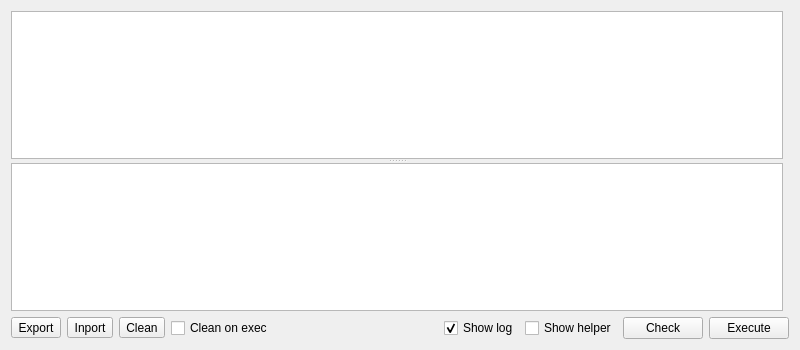
Above: interface/terminalwidget.ui from Kuszki/AVR-Monitor before the change. Below: the same form after it.
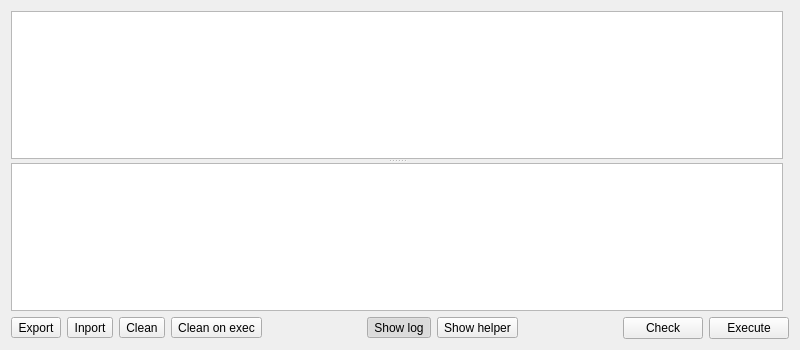
That is the form after the change. Icons and pictures are not drawn. Custom widgets are drawn as their Qt base class.

What changed in the file:
```diff
--- a/interface/terminalwidget.ui
+++ b/interface/terminalwidget.ui
@@ -15,6 +15,8 @@
   </property>
   <layout class="QGridLayout" name="gridLayout">
    <item row="0" column="0">
+    <layout class="QHBoxLayout" name="horizontalLayout">
+     <item>
     <widget class="QSplitter" name="editSplitter">
      <property name="sizePolicy">
       <sizepolicy hsizetype="Expanding" vsizetype="Expanding">
@@ -39,7 +41,7 @@
      <widget class="KLScripteditor" name="Script"/>
     </widget>
    </item>
-   <item row="0" column="1">
+     <item>
     <widget class="HelperWidget" name="Helper" native="true">
      <property name="sizePolicy">
       <sizepolicy hsizetype="Fixed" vsizetype="Preferred">
@@ -49,7 +51,9 @@
      </property>
     </widget>
    </item>
-   <item row="1" column="0" colspan="2">
+    </layout>
+   </item>
+   <item row="1" column="0">
     <layout class="QHBoxLayout" name="toolsLayout">
      <item>
       <widget class="QToolButton" name="saveButton">
@@ -85,14 +89,21 @@
       </widget>
      </item>
      <item>
-      <widget class="QCheckBox" name="Clean">
+      <widget class="QToolButton" name="Clean">
        <property name="text">
         <string>Clean on exec</string>
        </property>
+       <property name="icon">
+        <iconset theme="edit-delete">
+         <normaloff>.</normaloff>.</iconset>
+       </property>
+       <property name="checkable">
+        <bool>true</bool>
+       </property>
       </widget>
      </item>
      <item>
-      <spacer name="horizontalSpacer">
+      <spacer name="leftSpacer">
        <property name="orientation">
         <enum>Qt::Horizontal</enum>
        </property>
@@ -105,22 +116,49 @@
       </spacer>
      </item>
      <item>
-      <widget class="QCheckBox" name="logCheck">
+      <widget class="QToolButton" name="logCheck">
        <property name="text">
         <string>Show log</string>
        </property>
+       <property name="icon">
+        <iconset theme="view-sort-ascending">
+         <normaloff>.</normaloff>.</iconset>
+       </property>
+       <property name="checkable">
+        <bool>true</bool>
+       </property>
        <property name="checked">
         <bool>true</bool>
        </property>
       </widget>
      </item>
      <item>
-      <widget class="QCheckBox" name="helperCheck">
+      <widget class="QToolButton" name="helperCheck">
        <property name="text">
         <string>Show helper</string>
        </property>
+       <property name="icon">
+        <iconset theme="help-faq">
+         <normaloff>.</normaloff>.</iconset>
+       </property>
+       <property name="checkable">
+        <bool>true</bool>
+       </property>
       </widget>
      </item>
+     <item>
+      <spacer name="rightSpacer">
+       <property name="orientation">
+        <enum>Qt::Horizontal</enum>
+       </property>
+       <property name="sizeHint" stdset="0">
+        <size>
+         <width>0</width>
+         <height>0</height>
+        </size>
+       </property>
+      </spacer>
+     </item>
      <item>
       <widget class="QPushButton" name="checkButton">
        <property name="text">
```
Left out of the diff: 42 changed lines with no effect on the pictures. Lines whose indentation alone changed are shown as unchanged.
